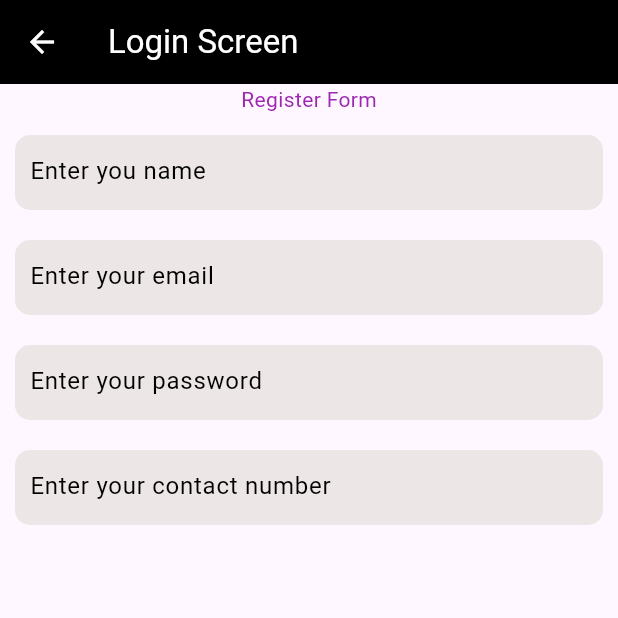
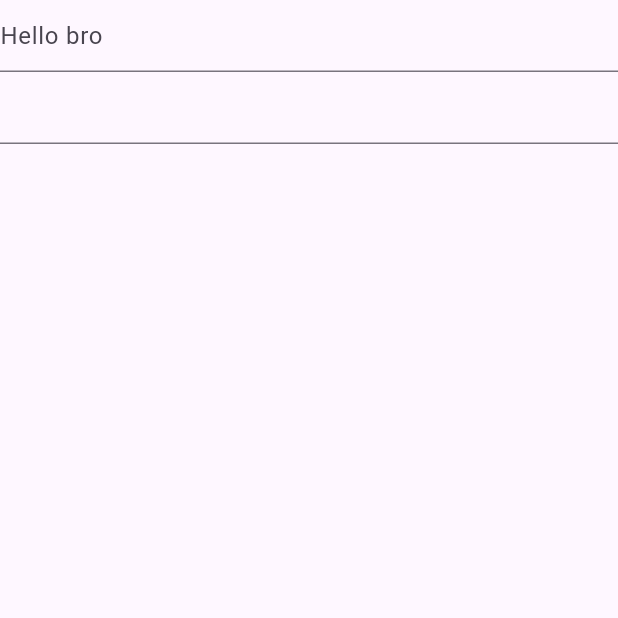
Before and after one commit to asimalizamurani/Flutter_codes, a Flutter app: the Loginscreen screen opened by its route, on a phone screen of 412 x 824 dp, the top half of it. Run offline on Flutter 3.47's test engine with Material 3 defaults, Android fonts, the phone set to English and light mode, and no system bars; our stand-ins replace cloud_firestore, firebase_core, flutter_pw_validator; accounts and stored records are empty; statements that could not run were skipped.

Commit message:
add new flutter project to this directory adding it here because i don't have time to login to my github account it's friday i'll handle it at home

```diff
--- a/lib/LoginScreen.dart
+++ b/lib/LoginScreen.dart
@@ -1,124 +1,34 @@
 import 'package:flutter/material.dart';
 
-class Loginscreen extends StatefulWidget{
-  static const routename = '/login/screen';
+class Loginscreen extends StatefulWidget {
+  static const routename = "/login/screen";
+  const Loginscreen({super.key});
+
   @override
-  State<Loginscreen> createState() {
-    return Login();
-  }
+  State<Loginscreen> createState() => _LoginscreenState();
 }
 
-class Login extends State<Loginscreen>{
-@override
+class _LoginscreenState extends State<Loginscreen> {
+  @override
   Widget build(BuildContext context) {
     return Scaffold(
-        appBar: AppBar(
-          backgroundColor: Colors.black,
-          leading: Builder(builder: (context){
-            return IconButton(onPressed: (){
-              Navigator.pop(context);
-            }, icon: Icon(
-              Icons.arrow_back, color: Colors.white,
-            ));
-          }),
-          title: Text("Login Screen", style: TextStyle(color: Colors.white),),
-        ),
-
-        body: Column(
-
+      body: Form(
+        child: Column(
           children: [
-            Text("Register Form", style: TextStyle(color: Colors.purple),),
-            Container(
-              margin: EdgeInsets.only(top: 14, right: 10, bottom: 10, left: 10),
-              width: double.infinity,
-              height: 50,
-              decoration: BoxDecoration(
-                borderRadius: BorderRadius.circular(10),
-                color: const Color.fromARGB(255, 237, 230, 230),
-              ),
-              // color: Colors.grey,
-              padding: EdgeInsets.all(10),
-
-              child: TextFormField(
-                  decoration: InputDecoration(
-                    hintText: "Enter you name", hintStyle: TextStyle(color: Colors.black),
-                    border: InputBorder.none,
-                  ),
+            TextFormField(
+              decoration: InputDecoration(
+                hintText: "Hello bro",
               ),
             ),
-            Container(
-              margin: EdgeInsets.all(10),
-              width: double.infinity,
-              height: 50,
-              decoration: BoxDecoration(
-                borderRadius: BorderRadius.circular(10),
-                color: const Color.fromARGB(255, 237, 230, 230),
+
+            TextFormField(
+              decoration: InputDecoration(
+                hin
               ),
-              // color: Colors.grey,
-              padding: EdgeInsets.all(10),
-
-              child: TextFormField(
-                  decoration: InputDecoration(
-                    hintText: "Enter your email", hintStyle: TextStyle(color: Colors.black),
-                    border: InputBorder.none,
-                  ),
-              ),
-            ),
-            Container(
-              margin: EdgeInsets.all(10),
-              width: double.infinity,
-              height: 50,
-              decoration: BoxDecoration(
-                borderRadius: BorderRadius.circular(10),
-                color: const Color.fromARGB(255, 237, 230, 230),
-              ),
-              // color: Colors.grey,
-              padding: EdgeInsets.all(10),
-
-              child: TextFormField(
-                  decoration: InputDecoration(
-
-                    // fillColor: Colors.grey,
-                    hintText: "Enter your password", hintStyle: TextStyle(color: Colors.black),
-                    border: InputBorder.none,
-                  ),
-              ),
-            ),
-            Container(
-              margin: EdgeInsets.all(10),
-              width: double.infinity,
-              height: 50,
-              decoration: BoxDecoration(
-                borderRadius: BorderRadius.circular(10),
-                color: const Color.fromARGB(255, 237, 230, 230),
-              ),
-              // color: Colors.grey,
-              padding: EdgeInsets.all(10),
-
-              child: TextFormField(
-                  decoration: InputDecoration(
-
-                    hintText: "Enter your contact number", hintStyle: TextStyle(color: Colors.black),
-                    border: InputBorder.none,
-                  ),
-              ),
-            ),
+            )
           ],
-
-            // TextFormField(
-            //   decoration: InputDecoration(
-            //     hintText: "Write your name here", hintStyle: TextStyle(color: Colors.black),
-            //   ),
-            // ),
-            // TextFormField(
-            //   decoration: InputDecoration(
-            //     hintText: "Write your name here", hintStyle: TextStyle(color: Colors.black),
-            //   ),
-            // )
-
         ),
-
-
+      )
     );
   }
 }
--- /dev/null
+++ b/register_user/analysis_options.yaml
@@ -0,0 +1 @@
+include: package:flutter_lints/flutter.yaml
```
Also changed, not shown: register_user/lib/main.dart (added, +33 -0 lines), register_user/lib/models/user_model.dart (added, +25 -0 lines), register_user/lib/registerscreen.dart (added, +162 -0 lines), register_user/pubspec.yaml (added, +23 -0 lines), register_user/lib/firebase_options.dart (added), register_user/pubspec.lock (added), 125 other files.
